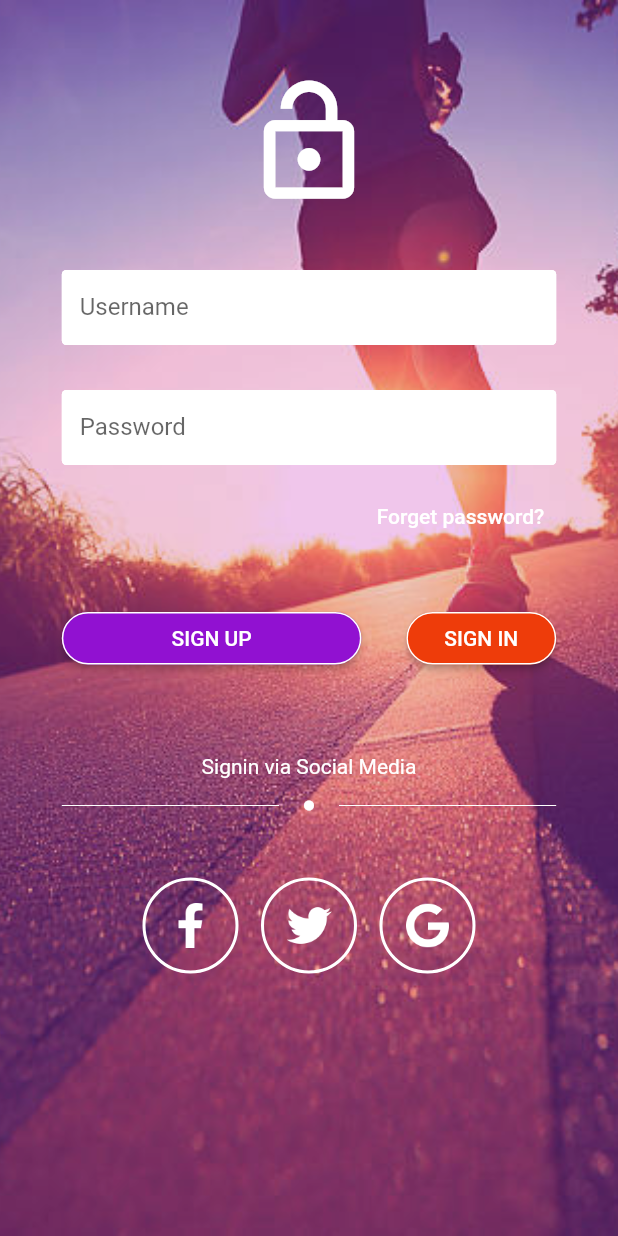
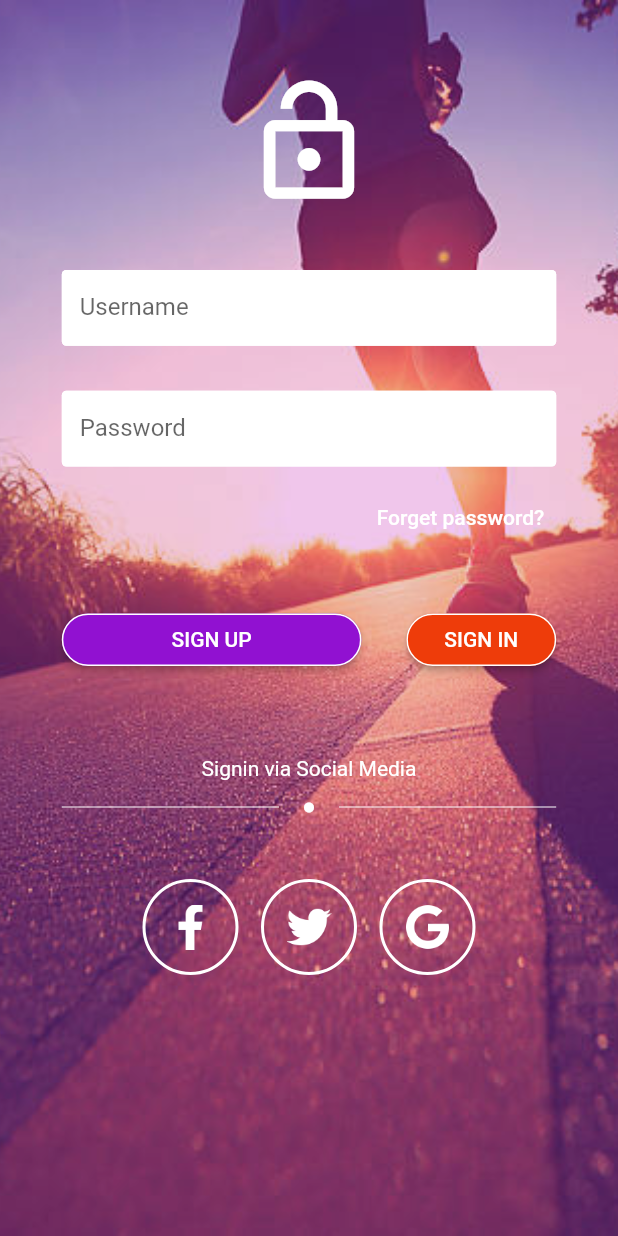
Before and after one commit to Ashketchup143/elective5, a Flutter app: the screen it shows after launch, on a phone screen of 412 x 824 dp. Run offline on Flutter 3.47's test engine with Material 2 defaults, Android fonts, the phone set to English and light mode, and no system bars; missing offline and left inert: dart:ffi.

Commit message:
final na talaga

```diff
--- a/lib/main.dart
+++ b/lib/main.dart
@@ -312,7 +312,7 @@ class _MyHomePageState extends State<MyHomePage> {
   Container Textfield1(bool value1 ,String value2, double wid) {
     return Container(
                 width: MediaQuery.of(context).size.width*wid,
-                height:50,
+                height:50.5,
                 child:
                 TextField(
                   obscureText: value1,
```
